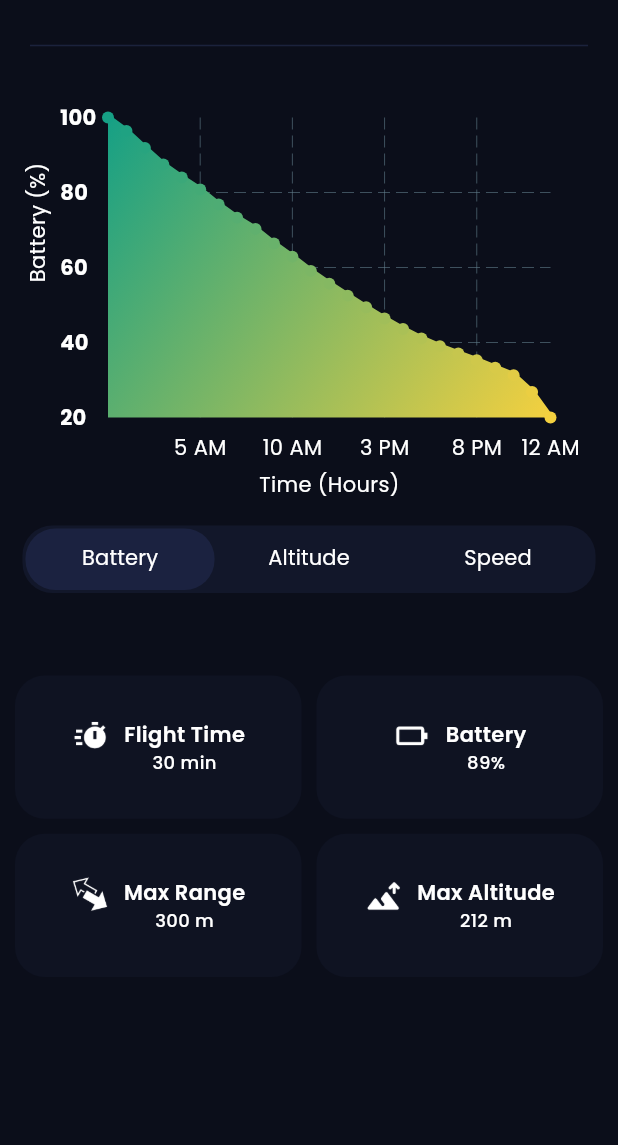
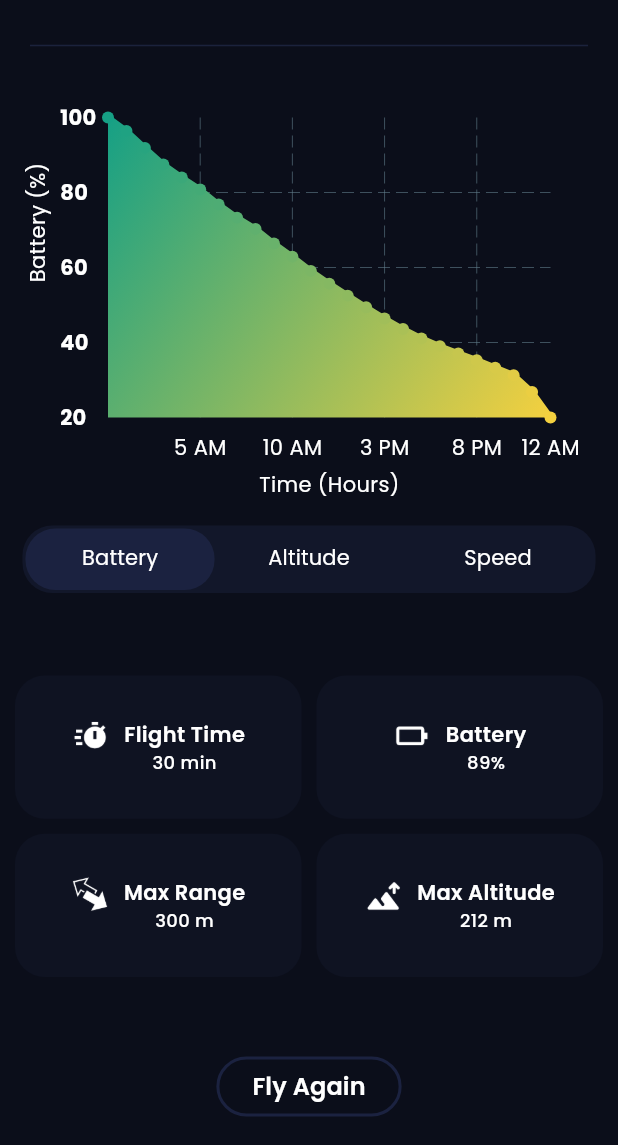
Before and after one commit to kaidoj/first-flutter-app, a Flutter app: the screen it shows after launch, on a phone screen of 412 x 824 dp, the part 91-1236 px from its top. Run offline on Flutter 3.47's test engine with Material 3 defaults, Android fonts, the phone set to English and light mode, and no system bars; drawn by our look-alikes of fl_chart; our stand-ins replace google_fonts.

Commit message:
Added button to the footer

```diff
--- a/lib/main.dart
+++ b/lib/main.dart
@@ -2,7 +2,7 @@ import 'package:first_app/grid/grid_item.dart';
 import 'package:flutter/material.dart';
 import 'package:first_app/resources/app_colors.dart';
 import 'package:first_app/tabs/chart_tabs.dart';
-import 'package:first_app/grid/grid_item.dart';
+import 'package:google_fonts/google_fonts.dart';
 
 void main() {
   runApp(const MyApp());
@@ -120,7 +120,7 @@ class _MyHomePageState extends State<MyHomePage> {
               ),
             ),
             Container(
-              height: 300,
+                height: 230,
                 child: Padding(
                     padding: EdgeInsets.symmetric(
                       horizontal: horizontalPadding,
@@ -132,12 +132,53 @@ class _MyHomePageState extends State<MyHomePage> {
                       crossAxisSpacing: 10.0,
                       mainAxisSpacing: 10.0,
                       children: [
-                    GridItem(title: 'Flight Time', value: '30 min', icon: 'lib/icons/timer.png'),
-                    GridItem(title: 'Battery', value: '89%', icon: 'lib/icons/battery.png'),
-                    GridItem(title: 'Max Range', value: '300 m', icon: 'lib/icons/range.png'),
-                    GridItem(title: 'Max Altitude', value: '212 m', icon: 'lib/icons/altitude.png'),
+                        GridItem(
+                            title: 'Flight Time',
+                            value: '30 min',
+                            icon: 'lib/icons/timer.png'),
+                        GridItem(
+                            title: 'Battery',
+                            value: '89%',
+                            icon: 'lib/icons/battery.png'),
+                        GridItem(
+                            title: 'Max Range',
+                            value: '300 m',
+                            icon: 'lib/icons/range.png'),
+                        GridItem(
+                            title: 'Max Altitude',
+                            value: '212 m',
+                            icon: 'lib/icons/altitude.png'),
                       ],
-                )))
+                    ))),
+            // footer button
+            Align(
+              alignment: Alignment.center,
+              child: Padding(
+                  padding: EdgeInsets.symmetric(
+                    vertical: verticalPadding + 20,
+                  ),
+                  child: OutlinedButton(
+                    style: ButtonStyle(
+                      shape: WidgetStateProperty.all<OutlinedBorder>(
+                          StadiumBorder()),
+                      side: WidgetStateProperty.resolveWith<BorderSide>(
+                          (Set<WidgetState> states) {
+                        final Color color = states.contains(WidgetState.pressed)
+                            ? AppColors.contentColorDarkGray
+                            : AppColors.contentColorLightGray;
+                        return BorderSide(color: color, width: 2);
+                      }),
+                    ),
+                    onPressed: () {},
+                    child: Text('Fly Again',
+                        style: TextStyle(
+                          color: AppColors.contentColorWhite,
+                          fontSize: 16,
+                          fontWeight: FontWeight.w600,
+                          fontFamily: GoogleFonts.poppins().fontFamily,
+                        )),
+                  ))
+            ),
           ],
         )));
   }
```
Lines whose indentation alone changed are shown as unchanged.
